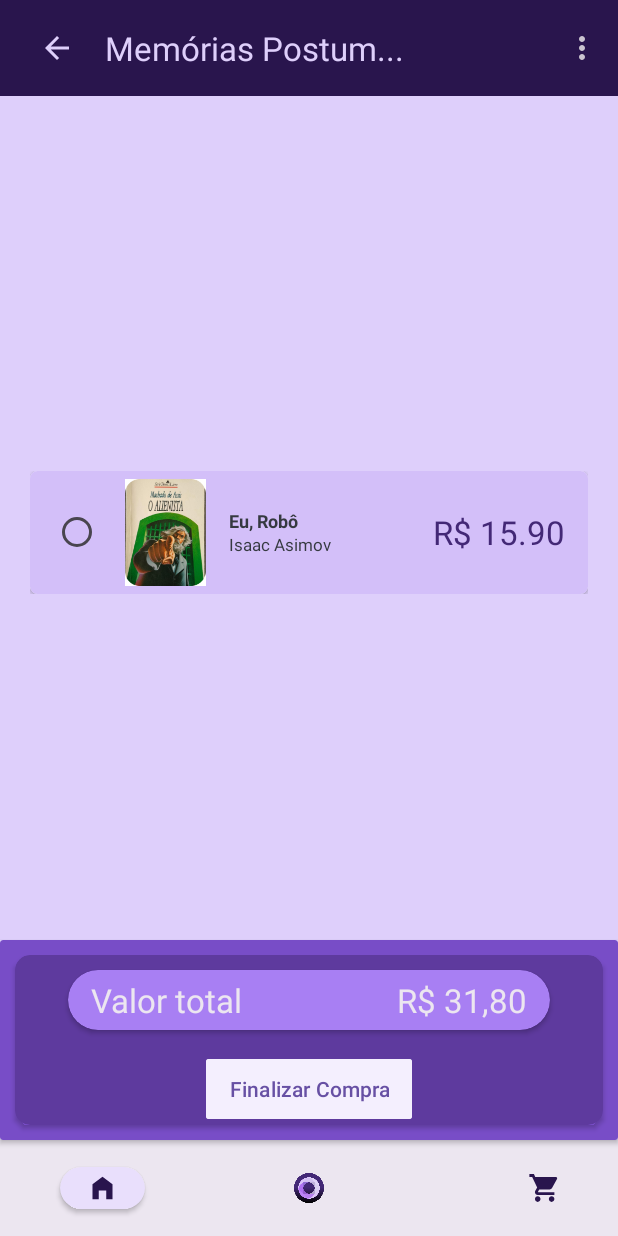
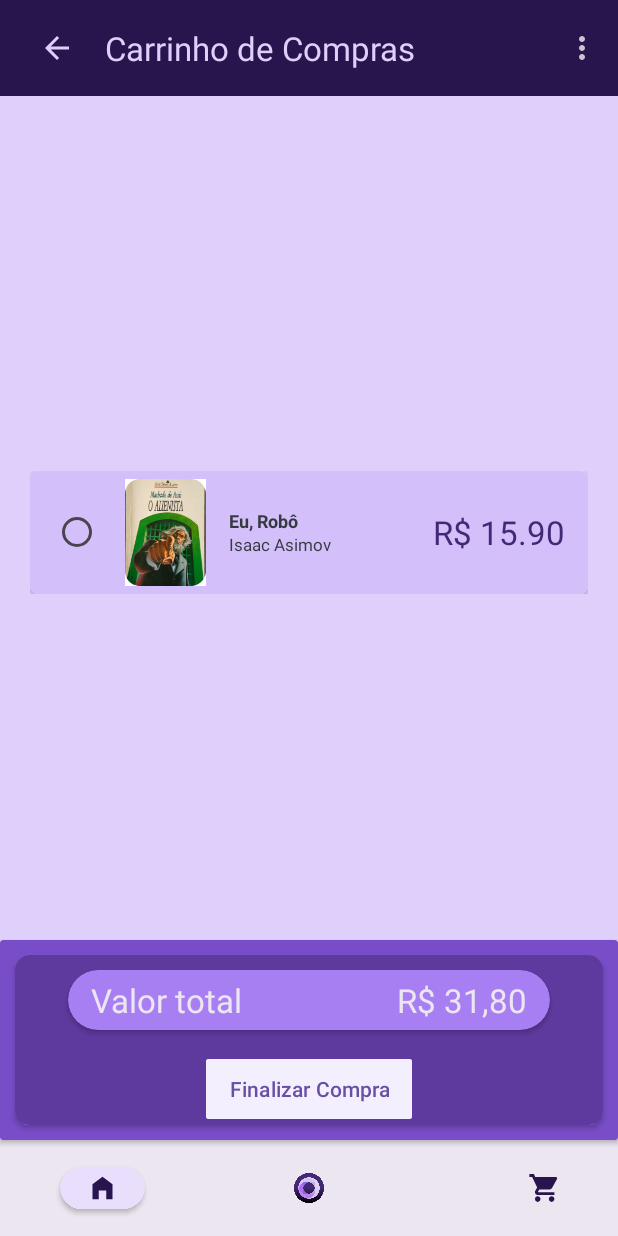
Before and after one commit to larasouzabr/obes-app, an Android app: the CartPage screen opened directly, with no data from a screen before it, on a phone screen of 412 x 824 dp. Run offline under Robolectric (Android 15) with nearby library versions, the light colour scheme and no system bars.

Commit message:
changed cart page class

```diff
--- a/app/src/main/java/com/example/obes/BottomMenuHandler.java
+++ b/app/src/main/java/com/example/obes/BottomMenuHandler.java
@@ -37,6 +37,8 @@ public class BottomMenuHandler {
         cartButton.setOnClickListener(new View.OnClickListener() {
             @Override
             public void onClick(View v) {
+                Intent intent = new Intent(context, CartPage.class);
+                context.startActivity(intent);
             }
         });
     }
--- a/app/src/main/java/com/example/obes/CartPage.java
+++ b/app/src/main/java/com/example/obes/CartPage.java
@@ -1,53 +1,34 @@
 package com.example.obes;
-
-import android.os.Bundle;
-
-import com.google.android.material.snackbar.Snackbar;
 
 import androidx.appcompat.app.AppCompatActivity;
 
+import android.os.Bundle;
 import android.view.View;
-
-import androidx.core.view.WindowCompat;
-import androidx.navigation.NavController;
-import androidx.navigation.Navigation;
-import androidx.navigation.ui.AppBarConfiguration;
-import androidx.navigation.ui.NavigationUI;
-
-import com.example.obes.databinding.ActivityCartPageBinding;
+import android.widget.ImageView;
+import android.widget.TextView;
 
 public class CartPage extends AppCompatActivity {
-
-    private AppBarConfiguration appBarConfiguration;
-    private ActivityCartPageBinding binding;
+    private TextView tvTitlePage;
+    private ImageView button_back_arrow;
 
     @Override
     protected void onCreate(Bundle savedInstanceState) {
         super.onCreate(savedInstanceState);
+        setContentView(R.layout.activity_cart_page);
+        this.startComponents();
 
-        binding = ActivityCartPageBinding.inflate(getLayoutInflater());
-        setContentView(binding.getRoot());
+        this.tvTitlePage.setText("Carrinho de Compras");
 
-        setSupportActionBar(binding.toolbar);
-
-        NavController navController = Navigation.findNavController(this, R.id.nav_host_fragment_content_cart_page);
-        appBarConfiguration = new AppBarConfiguration.Builder(navController.getGraph()).build();
-        NavigationUI.setupActionBarWithNavController(this, navController, appBarConfiguration);
-
-        binding.fab.setOnClickListener(new View.OnClickListener() {
+        this.button_back_arrow.setOnClickListener(new View.OnClickListener() {
             @Override
-            public void onClick(View view) {
-                Snackbar.make(view, "Replace with your own action", Snackbar.LENGTH_LONG)
-                        .setAnchorView(R.id.fab)
-                        .setAction("Action", null).show();
+            public void onClick(View v) {
+                finish();
             }
         });
     }
 
-    @Override
-    public boolean onSupportNavigateUp() {
-        NavController navController = Navigation.findNavController(this, R.id.nav_host_fragment_content_cart_page);
-        return NavigationUI.navigateUp(navController, appBarConfiguration)
-                || super.onSupportNavigateUp();
+    public void startComponents() {
+        this.tvTitlePage = findViewById(R.id.title_page);
+        this.button_back_arrow = findViewById(R.id.back_arrow);
     }
 }
--- a/app/src/main/res/layout/menu_top_page_book.xml
+++ b/app/src/main/res/layout/menu_top_page_book.xml
@@ -1,41 +1,7 @@
-<?xml version="1.0" encoding="utf-8"?>
-<androidx.constraintlayout.widget.ConstraintLayout xmlns:android="http://schemas.android.com/apk/res/android"
-    xmlns:tools="http://schemas.android.com/tools"
-    android:layout_width="match_parent"
-    android:layout_height="match_parent"
-    xmlns:app="http://schemas.android.com/apk/res-auto">
-
-    <androidx.appcompat.widget.Toolbar
-        android:id="@+id/toolbar"
-        android:layout_width="match_parent"
-        android:layout_height="?attr/actionBarSize"
-        app:layout_constraintTop_toTopOf="parent"
-        android:background="@color/purple_900">
-
-        <ImageView
-            android:id="@+id/back_arrow"
-            android:layout_width="wrap_content"
-            android:layout_height="wrap_content"
-            android:layout_gravity="start"
-            android:padding="10dp"
-            android:src="@drawable/ic_back_arrow"
-            tools:layout_editor_absoluteX="16dp"
-            tools:layout_editor_absoluteY="6dp" />
-
-        <TextView
-            android:layout_width="wrap_content"
-            android:layout_height="wrap_content"
-            android:text="Memórias Postum..."
-            android:textColor="@color/purple_150"
-            android:textSize="22dp"
-            android:padding="10dp" />
-
-        <ImageView
-            android:layout_width="wrap_content"
-            android:layout_height="wrap_content"
-            android:src="@drawable/ic_trailing"
-            android:layout_gravity="end"/>
-
+<androidx.constraintlayout.widget.ConstraintLayout xmlns:android="http://schemas.android.com/apk/res/android" xmlns:tools="http://schemas.android.com/tools" xmlns:app="http://schemas.android.com/apk/res-auto" android:layout_width="match_parent" android:layout_height="match_parent">
+    <androidx.appcompat.widget.Toolbar android:id="@+id/toolbar" android:layout_width="match_parent" android:layout_height="?attr/actionBarSize" app:layout_constraintTop_toTopOf="parent" android:background="@color/purple_900">
+        <ImageView android:id="@+id/back_arrow" android:layout_width="wrap_content" android:layout_height="wrap_content" android:layout_gravity="start" android:padding="10dp" android:src="@drawable/ic_back_arrow" tools:layout_editor_absoluteX="16dp" tools:layout_editor_absoluteY="6dp"/>
+        <TextView android:id="@+id/title_page" android:layout_width="wrap_content" android:layout_height="wrap_content" android:text="Memórias Postum..." android:textColor="@color/purple_150" android:textSize="22dp" android:padding="10dp"/>
+        <ImageView android:layout_width="wrap_content" android:layout_height="wrap_content" android:src="@drawable/ic_trailing" android:layout_gravity="end"/>
     </androidx.appcompat.widget.Toolbar>
-
 </androidx.constraintlayout.widget.ConstraintLayout>
```
